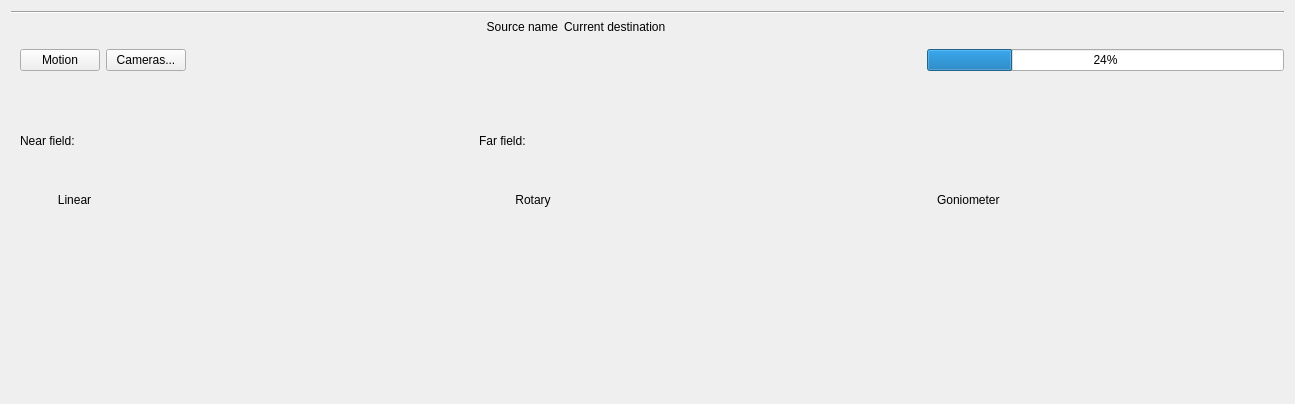
The window that btms_ui/ui/btms-source.ui (pcdshub/btms-ui) describes before a commit, drawn with Qt 5.
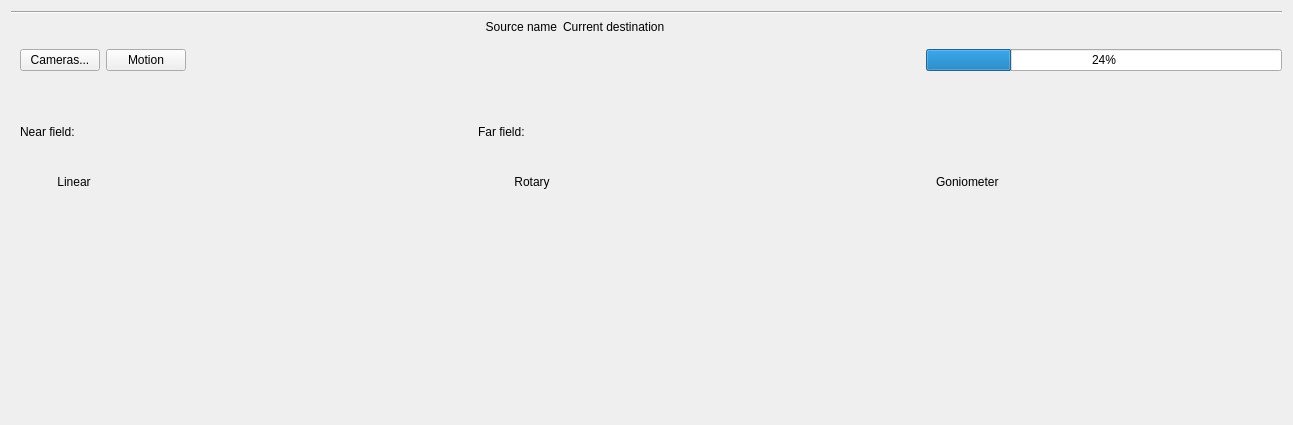
The same window after the commit. Custom widgets are drawn as their Qt base class.

```diff
--- a/btms_ui/ui/btms-source.ui
+++ b/btms_ui/ui/btms-source.ui
@@ -6,8 +6,8 @@
    <rect>
     <x>0</x>
     <y>0</y>
-    <width>1295</width>
-    <height>404</height>
+    <width>1293</width>
+    <height>425</height>
    </rect>
   </property>
   <property name="sizePolicy">
@@ -86,6 +86,12 @@
           <verstretch>0</verstretch>
          </sizepolicy>
         </property>
+        <property name="minimumSize">
+         <size>
+          <width>300</width>
+          <height>150</height>
+         </size>
+        </property>
         <property name="toolTip">
          <string/>
         </property>
@@ -279,6 +285,12 @@
           <verstretch>0</verstretch>
          </sizepolicy>
         </property>
+        <property name="minimumSize">
+         <size>
+          <width>300</width>
+          <height>150</height>
+         </size>
+        </property>
         <property name="toolTip">
          <string/>
         </property>
@@ -332,6 +344,12 @@
           <verstretch>0</verstretch>
          </sizepolicy>
         </property>
+        <property name="minimumSize">
+         <size>
+          <width>300</width>
+          <height>150</height>
+         </size>
+        </property>
         <property name="toolTip">
          <string/>
         </property>
@@ -528,22 +546,6 @@
       <enum>QFrame::Raised</enum>
      </property>
      <layout class="QHBoxLayout" name="horizontalLayout">
-      <item>
-       <widget class="QPushButton" name="toggle_control_button">
-        <property name="sizePolicy">
-         <sizepolicy hsizetype="Maximum" vsizetype="Fixed">
-          <horstretch>0</horstretch>
-          <verstretch>0</verstretch>
-         </sizepolicy>
-        </property>
-        <property name="text">
-         <string>Motion</string>
-        </property>
-        <property name="checkable">
-         <bool>true</bool>
-        </property>
-       </widget>
-      </item>
       <item>
        <widget class="QPushButton" name="show_cameras_button">
         <property name="sizePolicy">
@@ -557,6 +559,25 @@
         </property>
         <property name="checkable">
          <bool>false</bool>
+        </property>
+        <property name="autoExclusive">
+         <bool>false</bool>
+        </property>
+       </widget>
+      </item>
+      <item>
+       <widget class="QPushButton" name="toggle_control_button">
+        <property name="sizePolicy">
+         <sizepolicy hsizetype="Maximum" vsizetype="Fixed">
+          <horstretch>0</horstretch>
+          <verstretch>0</verstretch>
+         </sizepolicy>
+        </property>
+        <property name="text">
+         <string>Motion</string>
+        </property>
+        <property name="checkable">
+         <bool>true</bool>
         </property>
        </widget>
       </item>
```
Left out of the diff: 3 changed lines with no effect on the pictures.
